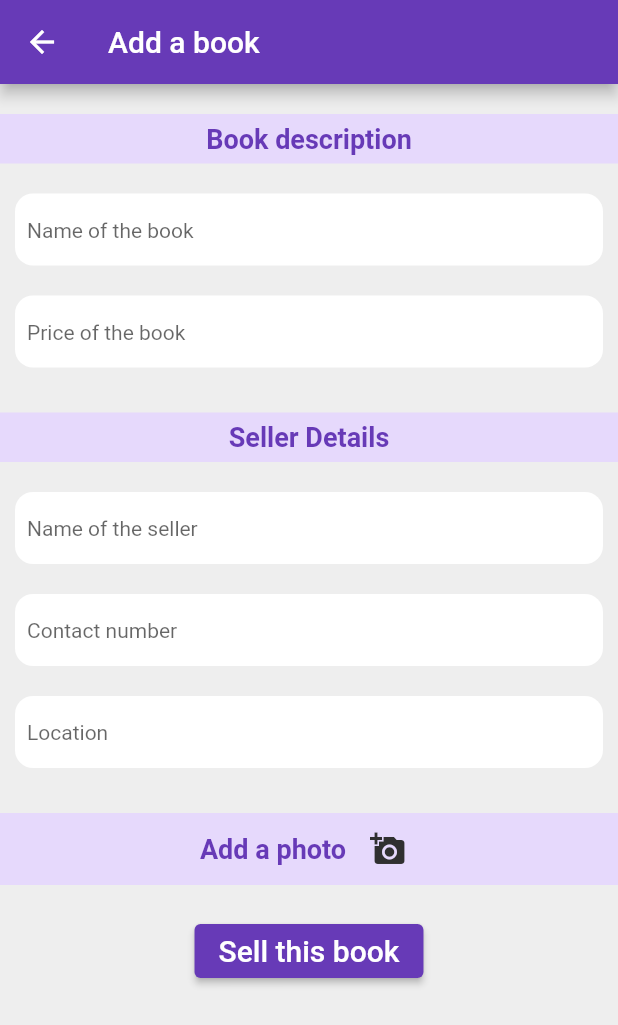
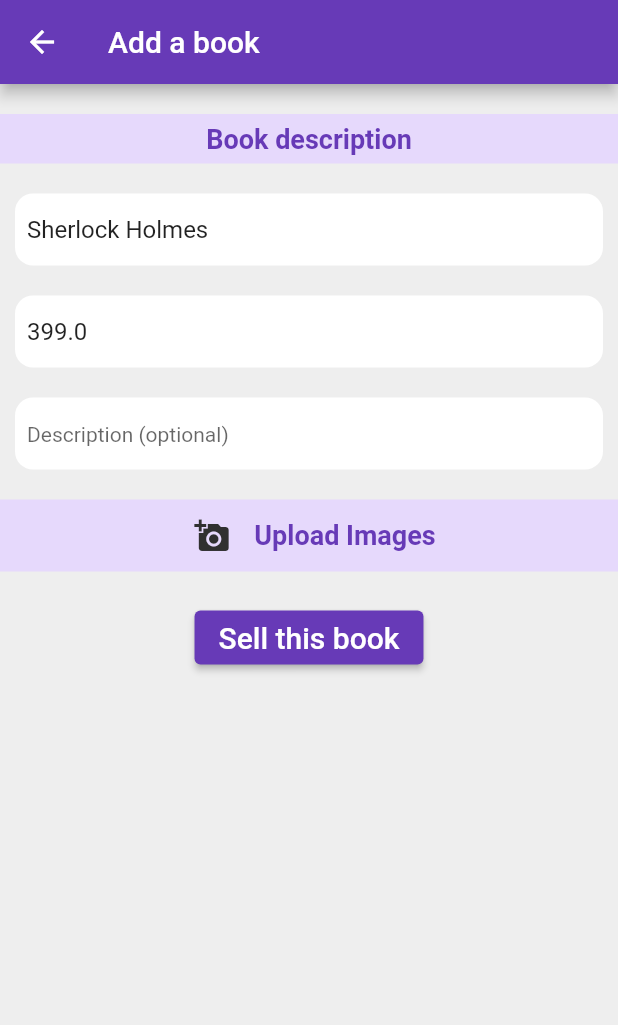
Before and after one commit to shrutikahilale/Book-Bazaar-App, a Flutter app: the screen it shows once a user with an empty profile is signed in, after a tap on the "add" icon, on a phone screen of 412 x 824 dp. Shown: the top 1025 px of the screen. Run offline on Flutter 3.47's test engine with Material 2 defaults, Android fonts, the phone set to English and light mode, and no system bars; our stand-ins replace cloud_firestore, firebase_auth, firebase_core, firebase_storage, google_fonts, google_sign_in and 3 more; accounts and stored records are empty.

Commit message:
implemented addbook functionality

```diff
--- a/lib/layouts/addbook.dart
+++ b/lib/layouts/addbook.dart
@@ -1,4 +1,6 @@
+import 'package:bookbazaar/services/database_service.dart';
 import 'package:flutter/material.dart';
+import 'package:image_picker/image_picker.dart';
 
 class AddBook extends StatefulWidget {
   @override
@@ -7,11 +9,13 @@ class AddBook extends StatefulWidget {
 
 class _AddBookState extends State<AddBook> {
   // texteditingcontrollers for textfields
-  final titletec = TextEditingController();
-  final pricetec = TextEditingController();
-  final sellernametec = TextEditingController();
-  final contacttec = TextEditingController();
-  final locationtec = TextEditingController();
+  final titletec =
+      TextEditingController(text: "Sherlock Holmes"); // for testing purposes
+  final pricetec = TextEditingController(text: "399.0");
+  final descriptiontec = TextEditingController();
+
+  bool imagesSelected = false;
+  List<XFile> imgs = [];
 
   @override
   Widget build(BuildContext context) {
@@ -84,26 +88,6 @@ class _AddBookState extends State<AddBook> {
                   ),
                 ),
               ),
-              const SizedBox(height: 10),
-              Container(
-                alignment: Alignment.center,
-                margin: const EdgeInsets.symmetric(vertical: 10),
-                width: double.infinity,
-                decoration: const BoxDecoration(
-                  color: Color.fromARGB(255, 230, 217, 252),
-                ),
-                child: const Padding(
-                  padding: EdgeInsets.all(6.0),
-                  child: Text(
-                    'Seller Details',
-                    style: TextStyle(
-                      fontSize: 18.0,
-                      fontWeight: FontWeight.bold,
-                      color: Colors.deepPurple,
-                    ),
-                  ),
-                ),
-              ),
               Padding(
                 padding: const EdgeInsets.all(10.0),
                 child: Container(
@@ -114,68 +98,42 @@ class _AddBookState extends State<AddBook> {
                   child: Padding(
                     padding: const EdgeInsets.symmetric(horizontal: 8),
                     child: TextField(
-                      controller: sellernametec,
+                      controller: descriptiontec,
+                      keyboardType: TextInputType.number,
                       decoration: const InputDecoration(
                           border: InputBorder.none,
-                          hintText: 'Name of the seller',
+                          hintText: 'Description (optional)',
                           hintStyle: TextStyle(fontSize: 14)),
                     ),
                   ),
                 ),
               ),
-              Padding(
-                padding: const EdgeInsets.all(10.0),
-                child: Container(
-                  decoration: BoxDecoration(
-                    color: Colors.white,
-                    borderRadius: BorderRadius.circular(12),
-                  ),
-                  child: Padding(
-                    padding: const EdgeInsets.symmetric(horizontal: 8),
-                    child: TextField(
-                      controller: contacttec,
-                      keyboardType: TextInputType.number,
-                      decoration: const InputDecoration(
-                          border: InputBorder.none,
-                          hintText: 'Contact number',
-                          hintStyle: TextStyle(fontSize: 14)),
-                    ),
-                  ),
-                ),
-              ),
-              Padding(
-                padding: const EdgeInsets.all(10.0),
-                child: Container(
-                  decoration: BoxDecoration(
-                    color: Colors.white,
-                    borderRadius: BorderRadius.circular(12),
-                  ),
-                  child: Padding(
-                    padding: const EdgeInsets.symmetric(horizontal: 8),
-                    child: TextField(
-                      controller: locationtec,
-                      decoration: const InputDecoration(
-                          border: InputBorder.none,
-                          hintText: 'Location',
-                          hintStyle: TextStyle(fontSize: 14)),
-                    ),
-                  ),
-                ),
-              ),
-              const SizedBox(height: 10),
+
               Container(
                 alignment: Alignment.center,
                 margin: const EdgeInsets.symmetric(vertical: 10),
                 decoration: const BoxDecoration(
                   color: Color.fromARGB(255, 230, 217, 252),
                 ),
-                child: Row(
+                child: (imagesSelected && imgs.isNotEmpty)
+                    ? Row(
                         mainAxisAlignment: MainAxisAlignment.center,
                         children: [
-                    const Padding(
+                          IconButton(
+                            onPressed: () async {
+                              imagesSelected = false;
+                              imgs.clear();
+                              setState(() {});
+                            },
+                            icon: Icon(
+                              Icons.close,
+                              color: Colors.grey[850],
+                            ),
+                          ),
+                          Padding(
                             padding: EdgeInsets.all(4.0),
                             child: Text(
-                        'Add a photo',
+                              "${imgs.length} images selected",
                               style: TextStyle(
                                 fontSize: 18.0,
                                 fontWeight: FontWeight.bold,
@@ -183,11 +141,33 @@ class _AddBookState extends State<AddBook> {
                               ),
                             ),
                           ),
+                        ],
+                      )
+                    : Row(
+                        mainAxisAlignment: MainAxisAlignment.center,
+                        children: [
                           IconButton(
-                      onPressed: () {},
+                            onPressed: () async {
+                              ImagePicker picker = ImagePicker();
+                              imgs = await picker.pickMultiImage();
+                              imagesSelected = true;
+                              setState(() {});
+                              print(imgs.length);
+                            },
                             icon: Icon(
                               Icons.add_a_photo,
                               color: Colors.grey[850],
+                            ),
+                          ),
+                          const Padding(
+                            padding: EdgeInsets.all(4.0),
+                            child: Text(
+                              'Upload Images',
+                              style: TextStyle(
+                                fontSize: 18.0,
+                                fontWeight: FontWeight.bold,
+                                color: Colors.deepPurple,
+                              ),
                             ),
                           ),
                         ],
@@ -199,41 +179,43 @@ class _AddBookState extends State<AddBook> {
 
               // Button to add the book
               ElevatedButton(
-                onPressed: () {
+                onPressed: () async {
                   // grab the data from TECs
                   String title = titletec.text;
                   String price = pricetec.text;
-                  String sellername = sellernametec.text;
-                  String contact = contacttec.text;
-                  String location = locationtec.text;
+                  String? description = descriptiontec.text;
 
-                  // send this data to database and it will render it on home page as well
-                  if (title.isNotEmpty &&
-                      price.isNotEmpty &&
-                      sellername.isNotEmpty &&
-                      contact.isNotEmpty) {
-                    if (contact.length < 10 && contact.length > 0) {
-                      ScaffoldMessenger.of(context).showSnackBar(
-                        SnackBar(
+                  //send this data to database and it will render it on home page as well
+                  if (title.isNotEmpty && price.isNotEmpty && imagesSelected) {
+                    const SnackBar(
                       duration: Duration(
                         milliseconds: 1000,
                       ),
-                          content: Text('Contact number invalid!'),
+                      content: Text('Adding to our database...'),
+                      backgroundColor: Colors.black,
+                    );
+
+                    bool res = await DatabaseService()
+                        .uploadBook(imgs, title, price, description);
+
+                    if (res) {
+                      Navigator.pop(
+                        context,
+                      );
+                    } else {
+                      ScaffoldMessenger.of(context).showSnackBar(
+                        const SnackBar(
+                          duration: Duration(
+                            milliseconds: 1000,
+                          ),
+                          content: Text('Please enable location!'),
                           backgroundColor: Colors.black,
                         ),
                       );
-                    } else {
-                      Navigator.pop(context, {
-                        'title': title,
-                        'price': price,
-                        'sellername': sellername,
-                        'contact': contact,
-                        'location': location,
-                      });
                     }
                   } else {
                     ScaffoldMessenger.of(context).showSnackBar(
-                      SnackBar(
+                      const SnackBar(
                         duration: Duration(
                           milliseconds: 1000,
                         ),
--- a/lib/layouts/booklist.dart
+++ b/lib/layouts/booklist.dart
@@ -1,49 +1,50 @@
 import 'package:flutter/material.dart';
-import 'package:bookbazaar/models/bookSellerModel.dart';
+import 'package:bookbazaar/models/book.dart';
 import 'package:bookbazaar/models/personModel.dart';
 import 'booklisttile.dart';
 
 class BookList extends StatelessWidget {
-  List<BookSeller> books = [
-    BookSeller(
-      'Chemistry X',
-      400.0,
-      Person('UserName1', '1234123488', 'Madhya Pradesh'),
-    ),
-    BookSeller(
-      'History and Civics class 5',
-      780.0,
-      Person('UserName2', '6647823488', 'Punjab'),
-    ),
-    BookSeller(
-      'Nusery Rhymes',
-      460.0,
-      Person('UserName3', '2346565676', 'Maharashtra'),
-    ),
-  ];
+  // List<BookSeller> books = [
+  //   BookSeller(
+  //     'Chemistry X',
+  //     400.0,
+  //     Person('UserName1', '1234123488', 'Madhya Pradesh'),
+  //   ),
+  //   BookSeller(
+  //     'History and Civics class 5',
+  //     780.0,
+  //     Person('UserName2', '6647823488', 'Punjab'),
+  //   ),
+  //   BookSeller(
+  //     'Nusery Rhymes',
+  //     460.0,
+  //     Person('UserName3', '2346565676', 'Maharashtra'),
+  //   ),
+  // ];
 
-  addBook(String booktitle, double price, String sellername, String location,
-      String contact) {
-    // add to database
-    books.add(
-        BookSeller(booktitle, price, Person(sellername, location, contact)));
-  }
+  // addBook(String booktitle, double price, String sellername, String location,
+  //     String contact) {
+  // add to database
+  // books.add(
+  //     BookSeller(booktitle, price, Person(sellername, location, contact)));
+  // }
 
   @override
   Widget build(BuildContext context) {
-    return GridView.builder(
-      itemCount: books.length,
-      itemBuilder: (context, index) {
-        return Book(
-          booktitle: books[index].booktitle,
-          price: books[index].price.toString(),
-          contact: books[index].contact,
-        );
-      },
-      gridDelegate: const SliverGridDelegateWithFixedCrossAxisCount(
-        crossAxisCount: 2,
-        mainAxisSpacing: 2, mainAxisExtent:240 ,
-      ),
-    );
+    return Container();
+    // GridView.builder(
+    //   itemCount: books.length,
+    //   itemBuilder: (context, index) {
+    //     return Book(
+    //       booktitle: books[index].booktitle,
+    //       price: books[index].price.toString(),
+    //       contact: books[index].contact,
+    //     );
+    //   },
+    //   gridDelegate: const SliverGridDelegateWithFixedCrossAxisCount(
+    //     crossAxisCount: 2,
+    //     mainAxisSpacing: 2, mainAxisExtent:240 ,
+    //   ),
+    // );
   }
 }
--- a/lib/layouts/home.dart
+++ b/lib/layouts/home.dart
@@ -28,17 +28,17 @@ class _HomePageState extends State<HomePage> {
   }
 
   void _navigateAndDisplaySelection(BuildContext context) async {
-    final result = await Navigator.pushNamed(context, '/addbook') as Map;
+    Navigator.pushNamed(context, '/addbook');
 
-    // basically add in the database
-    setState(() {
-      BookList().addBook(
-        result['title'],
-        double.parse(result['price']),
-        result['sellername'],
-        result['location'],
-        result['contact'],
-      );
-    });
+    // // basically add in the database
+    // setState(() {
+    //   BookList().addBook(
+    //     result['title'],
+    //     double.parse(result['price']),
+    //     result['sellername'],
+    //     result['location'],
+    //     result['contact'],
+    //   );
+    // });
   }
 }
--- a/lib/main.dart
+++ b/lib/main.dart
@@ -7,6 +7,7 @@ import 'package:bookbazaar/screens/middleware.dart';
 import 'package:bookbazaar/screens/register_screen.dart';
 import 'package:firebase_core/firebase_core.dart';
 import 'package:flutter/material.dart';
+import 'package:location/location.dart';
 
 import 'layouts/home.dart';
 import 'layouts/addbook.dart';
@@ -14,7 +15,31 @@ import 'layouts/addbook.dart';
 Future<void> main() async {
   WidgetsFlutterBinding.ensureInitialized();
   await Firebase.initializeApp();
+  await checkLocationPermission();
   runApp(const MyApp());
+}
+
+Future<void> checkLocationPermission() async {
+  Location location = new Location();
+  bool _serviceEnabled;
+  PermissionStatus _permissionGranted;
+  LocationData _locationData;
+
+  _serviceEnabled = await location.serviceEnabled();
+  if (!_serviceEnabled) {
+    _serviceEnabled = await location.requestService();
+    if (!_serviceEnabled) {
+      return;
+    }
+  }
+
+  _permissionGranted = await location.hasPermission();
+  if (_permissionGranted == PermissionStatus.denied) {
+    _permissionGranted = await location.requestPermission();
+    if (_permissionGranted != PermissionStatus.granted) {
+      return;
+    }
+  }
 }
 
 class MyApp extends StatelessWidget {
--- a/lib/models/bookSellerModel.dart
+++ /dev/null
@@ -1,9 +0,0 @@
-import 'personModel.dart';
-
-class BookSeller {
-  final String booktitle;
-  final double price;
-  final Person contact;
-
-  BookSeller(this.booktitle, this.price, this.contact);
-}
--- a/pubspec.yaml
+++ b/pubspec.yaml
@@ -43,6 +43,8 @@ dependencies:
   google_fonts: ^3.0.1
   google_sign_in: ^5.4.2
   sign_in_button: ^3.1.0
+  image_picker: ^0.8.6
+  location: ^4.4.0
 
 
 dev_dependencies:
```
Also changed, not shown: lib/models/book.dart (added, +29 -0 lines), lib/services/database_service.dart (added, +74 -0 lines), pubspec.lock, 1 other file. Lines whose indentation alone changed are shown as unchanged.
